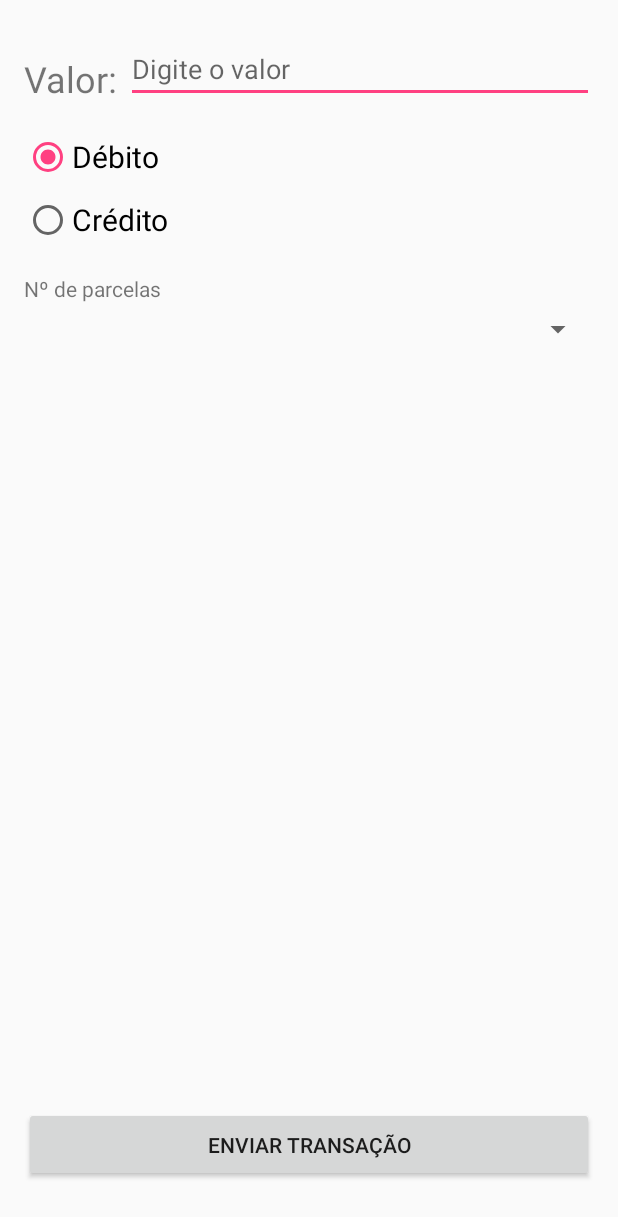
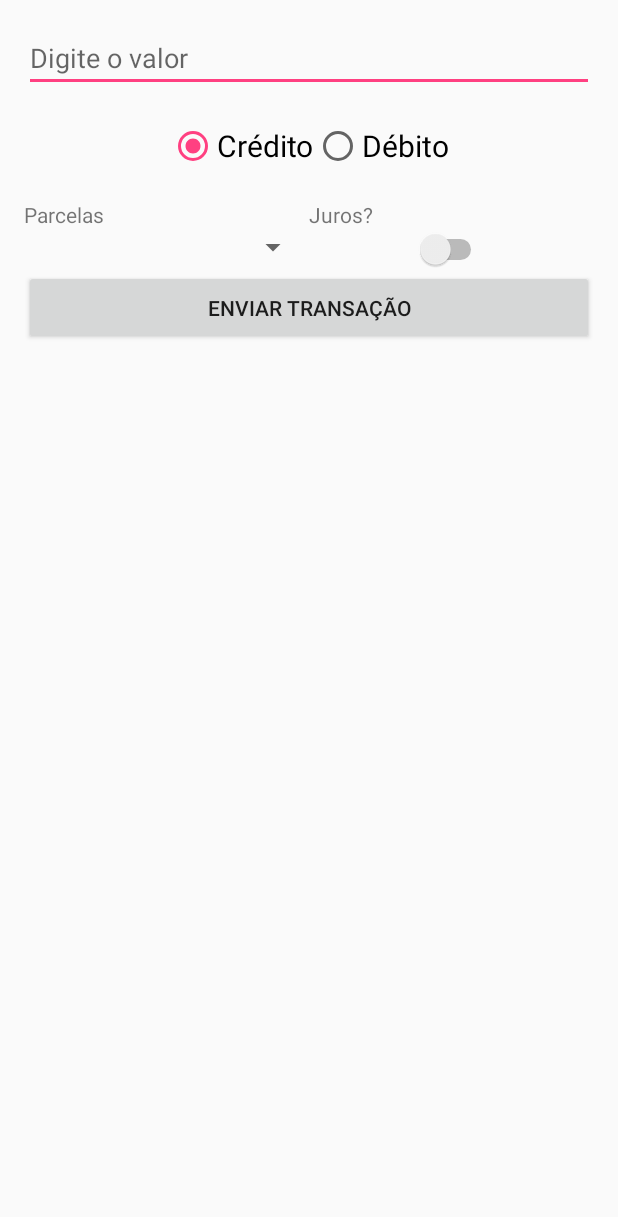
Before and after one commit to stone-pagamentos/Android-Uri-demo, an Android app: the layout activity_transaction.xml on its own in the app's theme, with its tools: preview values and no code run, on a phone screen of 412 x 824 dp. Shown: the top 1217 px of the screen. Run offline under Robolectric (Android 15) with nearby library versions, the phone set to English and light mode, and no system bars.

Commit message:
refactored layout to support the new params

```diff
--- a/app/src/main/res/layout/activity_transaction.xml
+++ b/app/src/main/res/layout/activity_transaction.xml
@@ -1,81 +1,95 @@
-<RelativeLayout xmlns:tools="http://schemas.android.com/tools"
+<LinearLayout
     xmlns:android="http://schemas.android.com/apk/res/android"
     android:layout_width="match_parent"
     android:layout_height="match_parent"
+    android:orientation="vertical"
     android:paddingBottom="@dimen/activity_vertical_margin"
     android:paddingLeft="@dimen/activity_horizontal_margin"
     android:paddingRight="@dimen/activity_horizontal_margin"
-    android:paddingTop="@dimen/activity_vertical_margin" >
-
-  <TextView
-      android:id="@+id/textViewValue"
-      android:layout_width="wrap_content"
-      android:layout_height="wrap_content"
-      android:layout_marginTop="20dp"
-      android:text="@string/transaction_value"
-      android:textSize="24sp" />
+    android:paddingTop="@dimen/activity_vertical_margin">
 
     <EditText
         android:id="@+id/editTextValue"
         android:layout_width="match_parent"
         android:layout_height="wrap_content"
-      android:layout_toEndOf="@+id/textViewValue"
-      android:layout_toRightOf="@+id/textViewValue"
-      android:layout_alignBottom="@+id/textViewValue"
-      android:layout_marginTop="2dp"
-      android:layout_marginLeft="5dp"
         android:hint="@string/transaction_enter_value"
-      android:inputType="number" >
+        android:inputType="number">
 
         <requestFocus />
     </EditText>
 
     <RadioGroup
         android:id="@+id/radioGroupDebitCredit"
+        android:layout_width="match_parent"
+        android:layout_height="wrap_content"
+        android:layout_marginTop="20dp"
+        android:gravity="center"
+        android:orientation="horizontal">
+
+        <RadioButton
+            android:id="@+id/radioCredit"
             android:layout_width="wrap_content"
             android:layout_height="wrap_content"
-      android:layout_below="@+id/textViewValue"
-      android:layout_marginTop="20dp" >
+            android:checked="true"
+            android:text="@string/transaction_credit"
+            android:textSize="20sp" />
 
         <RadioButton
             android:id="@+id/radioDebit"
             android:layout_width="wrap_content"
             android:layout_height="wrap_content"
-        android:checked="true"
-        android:textSize="20sp"
-        android:text="@string/transaction_debit" />
+            android:text="@string/transaction_debit"
+            android:textSize="20sp" />
+    </RadioGroup>
 
-    <RadioButton
-        android:id="@+id/radioCredit"
-        android:layout_width="wrap_content"
+    <LinearLayout
+        android:layout_width="match_parent"
         android:layout_height="wrap_content"
-        android:layout_marginTop="10dp"
-        android:textSize="20sp"
-        android:text="@string/transaction_credit" />
-  </RadioGroup>
+        android:layout_marginTop="20dp"
+        android:weightSum="2">
+
+        <LinearLayout
+            android:layout_width="0dp"
+            android:layout_height="wrap_content"
+            android:layout_weight="1"
+            android:orientation="vertical">
 
             <TextView
                 android:id="@+id/textViewInstallments"
-      android:layout_width="wrap_content"
+                android:layout_width="match_parent"
                 android:layout_height="wrap_content"
-      android:layout_below="@+id/radioGroupDebitCredit"
-      android:layout_marginTop="20dp"
                 android:text="@string/transaction_no_installments" />
 
             <Spinner
                 android:id="@+id/spinnerInstallments"
                 android:layout_width="match_parent"
+                android:layout_height="wrap_content" />
+        </LinearLayout>
+
+        <LinearLayout
+            android:layout_width="0dp"
             android:layout_height="wrap_content"
-      android:layout_below="@+id/textViewInstallments"
-      android:layout_centerVertical="true"
-      android:layout_marginTop="5dp" />
+            android:layout_weight="1"
+            android:orientation="vertical">
+
+            <TextView
+                android:layout_width="match_parent"
+                android:layout_height="wrap_content"
+                android:text="@string/transaction_interest" />
+
+            <Switch
+                android:id="@+id/interestSwitch"
+                android:layout_width="wrap_content"
+                android:layout_height="wrap_content"
+                android:layout_gravity="center" />
+        </LinearLayout>
+    </LinearLayout>
 
     <Button
         android:id="@+id/buttonSendTransaction"
         android:layout_width="match_parent"
         android:layout_height="50dp"
-      android:layout_alignParentBottom="true"
         android:layout_marginBottom="20dp"
         android:text="@string/transaction_send_button" />
 
-</RelativeLayout>
+</LinearLayout>
--- a/app/src/main/res/values/strings.xml
+++ b/app/src/main/res/values/strings.xml
@@ -9,7 +9,8 @@
   <string name="transaction_sight">A Vista</string>
   <string name="transaction_installment">Parcelado</string>
   <string name="transaction_issuer">Parcelado emissor</string>
-  <string name="transaction_no_installments">Nº de parcelas</string>
+  <string name="transaction_no_installments">Parcelas</string>
+  <string name="transaction_interest">Juros?</string>
 
   <string-array name="transactionType">
     <item>Débito</item>
```
Also changed, not shown: app/src/main/java/br/com/stone/uri/activities/ListTransactionsActivity.java (+9 -2 lines), app/src/main/java/br/com/stone/uri/activities/TransactionActivity.java (+27 -23 lines). Lines whose indentation alone changed are shown as unchanged.
